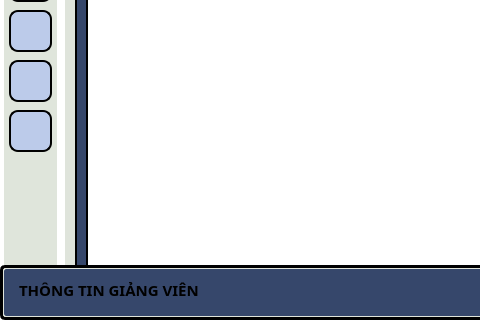
cdghhhiilnnotu/Face-Attendance-CLIENT, file hau_ui/admin.ui: the form before one commit; both pictures show x 0 to 480 and y 400 to 720 of the 1280 by 720 pixel window.
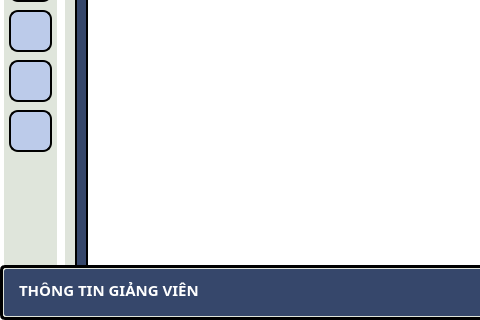
The form after the commit. The open tabs and pages were chosen to show the change. Icons and pictures are not drawn. Custom widgets are drawn as their Qt base class.

What changed in the file:
```diff
--- a/hau_ui/admin.ui
+++ b/hau_ui/admin.ui
@@ -4076,6 +4076,9 @@
                   <bold>true</bold>
                  </font>
                 </property>
+                <property name="styleSheet">
+                 <string notr="true">color: rgb(255, 255, 255);</string>
+                </property>
                 <property name="text">
                  <string>THÔNG TIN GIẢNG VIÊN</string>
                 </property>
```
Left out of the diff: 36 changed lines with no effect on the pictures.
